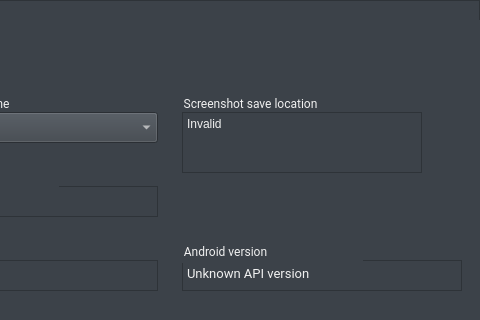
This is android/skin/qt/extended.ui in aosp-mirror/platform_external_qemu as Qt 5 draws it before an edit; both pictures show x 340 to 820 and y 0 to 320 of the 820 by 600 pixel window. The edited form follows.
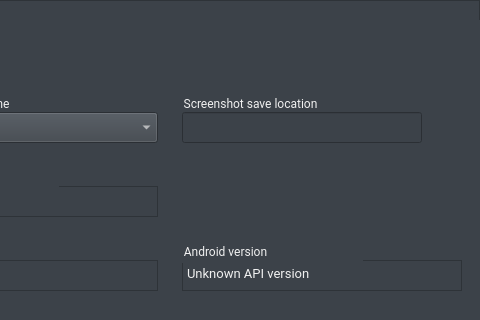
This is the edited form. The open tabs and pages were chosen to show the change. Icons and pictures are not drawn. Custom widgets are drawn as their Qt base class.

Commit message:
Display screenshot save path in a QLineEdit
Replace QPlainTextEdit with a QLineEdit which to better fit visually
with the rest of the settings page. The text in the text is elided
(displayed with an ellipsis at the end if it's too long for the field)
but when the field gets focus, the full path is displayed (goes back to
elided when focus is lost).

The edit to the form file:
```diff
--- a/android/skin/qt/extended.ui
+++ b/android/skin/qt/extended.ui
@@ -2532,7 +2532,7 @@
       <string>Unavailable</string>
      </property>
     </widget>
-    <widget class="QPlainTextEdit" name="set_saveLocBox">
+    <widget class="QLineEdit" name="set_saveLocBox">
      <property name="enabled">
       <bool>true</bool>
      </property>
@@ -2541,7 +2541,7 @@
        <x>324</x>
        <y>92</y>
        <width>240</width>
-       <height>61</height>
+       <height>31</height>
       </rect>
      </property>
      <property name="sizePolicy">
@@ -2550,17 +2550,8 @@
        <verstretch>0</verstretch>
       </sizepolicy>
      </property>
-     <property name="verticalScrollBarPolicy">
-      <enum>Qt::ScrollBarAsNeeded</enum>
-     </property>
-     <property name="horizontalScrollBarPolicy">
-      <enum>Qt::ScrollBarAlwaysOff</enum>
-     </property>
      <property name="readOnly">
-      <bool>true</bool>
-     </property>
-     <property name="plainText">
-      <string>Invalid</string>
+      <bool>false</bool>
      </property>
     </widget>
     <widget class="QPushButton" name="set_folderButton">
```
Left out of the diff: 2 changed lines with no effect on the pictures. The commit also changes 2 other files.
